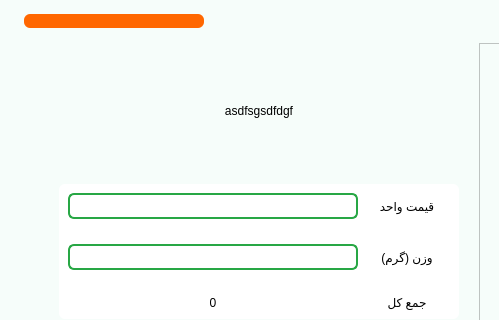
Qt form main.ui (Farazist/raspberrypi-app) before a commit; both pictures show x 0 to 499 and y 0 to 320 of the 1000 by 600 pixel window.
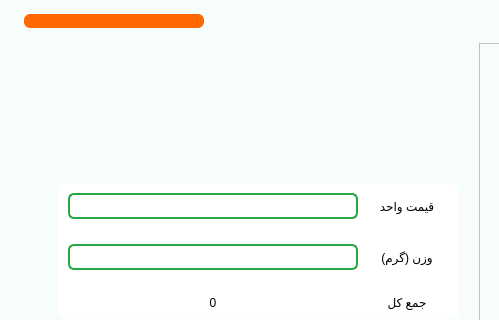
The same form after that commit. Icons and pictures are not drawn.

Commit message: Fast Charging - Names

Diff of the .ui file:
```diff
--- a/main.ui
+++ b/main.ui
@@ -2737,7 +2737,7 @@
 color:#000000;</string>
             </property>
             <property name="text">
-             <string>asdfsgsdfdgf</string>
+             <string/>
             </property>
             <property name="alignment">
              <set>Qt::AlignCenter</set>
```
Left out of the diff: 18 changed lines with no effect on the pictures. The commit also changes 1 other file.
